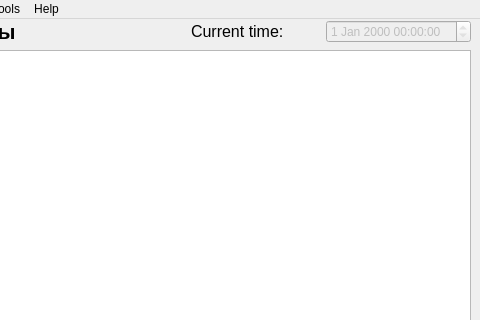
Qt form src/lib/mainwindow.ui (anonumka/hotelBooking) before a commit; both pictures show x 88 to 568 and y 0 to 320 of the 568 by 453 pixel window.
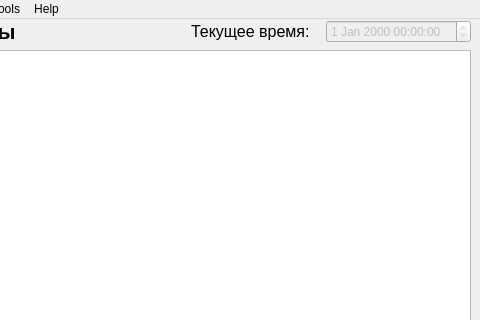
The same form after that commit. Icons and pictures are not drawn.

Commit message: full russian language interface

Patch:
```diff
--- a/src/lib/mainwindow.ui
+++ b/src/lib/mainwindow.ui
@@ -117,7 +117,7 @@
         </font>
        </property>
        <property name="text">
-        <string>Current time:</string>
+        <string>Текущее время:</string>
        </property>
       </widget>
      </item>
```
The commit also changes 7 other files.
